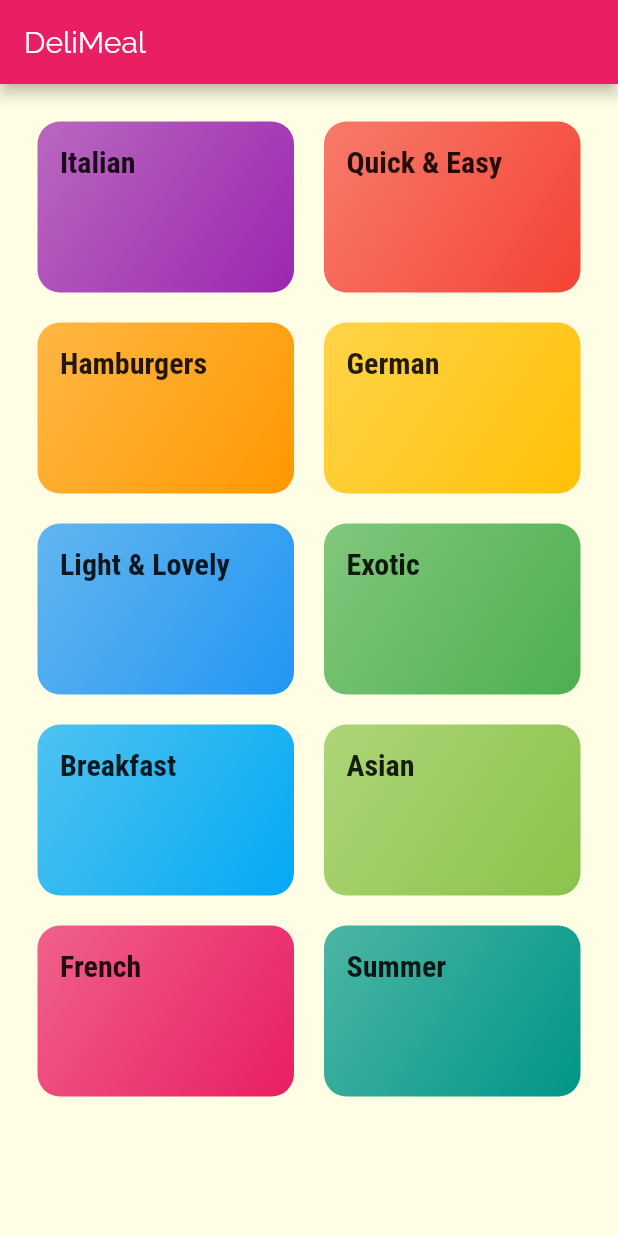
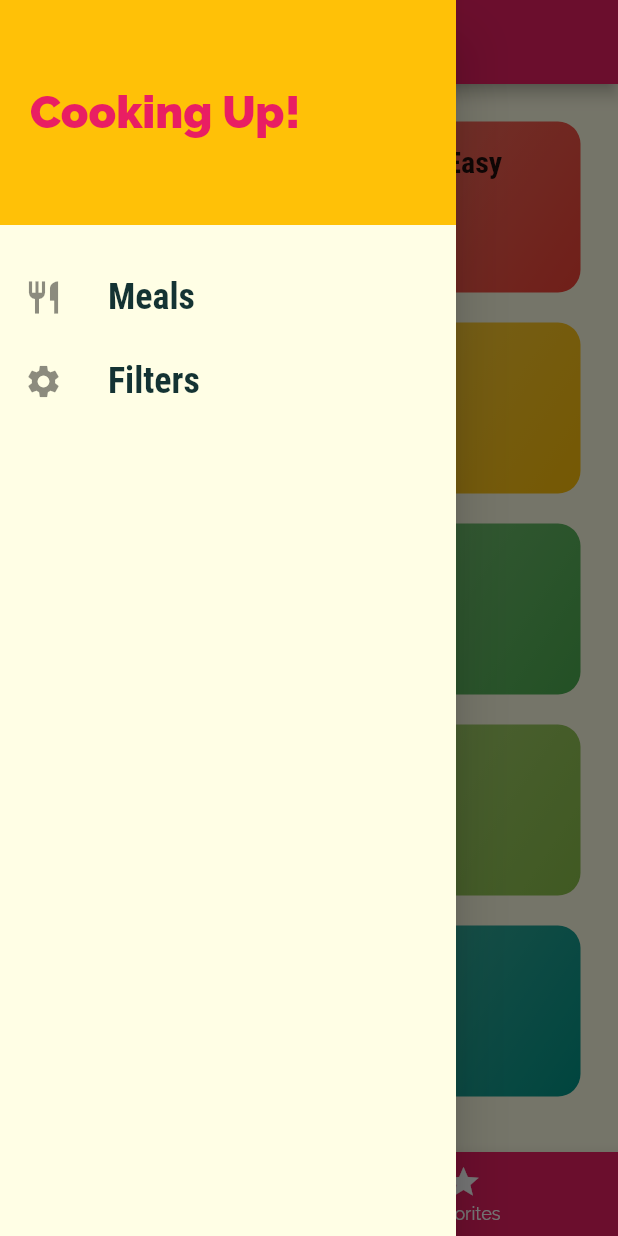
Before and after one commit to rajbhensdadiya/mealApp-Flutter, a Flutter app: the screen it shows after launch, with the side drawer open (before the commit the screen has no drawer), on a phone screen of 412 x 824 dp. Run offline on Flutter 3.47's test engine with Material 2 defaults, Android fonts, the phone set to English and light mode, and no system bars.

Commit message:
add drawer, filters

```diff
--- a/lib/screens/categories_screen.dart
+++ b/lib/screens/categories_screen.dart
@@ -5,11 +5,7 @@ import '../widgets/category_item.dart';
 class CategoriesScreen extends StatelessWidget {
   @override
   Widget build(BuildContext context) {
-    return Scaffold(
-      appBar: AppBar(
-        title: const Text('DeliMeal'),
-      ),
-      body: GridView(
+    return GridView(
       padding: const EdgeInsets.all(25),
       children: DUMMY_CATEGORIES
           .map(
@@ -26,7 +22,6 @@ class CategoriesScreen extends StatelessWidget {
         crossAxisSpacing: 20,
         mainAxisSpacing: 20,
       ),
-      ),
     );
   }
 }
--- /dev/null
+++ b/lib/screens/filters_screen.dart
@@ -0,0 +1,20 @@
+import 'package:flutter/material.dart';
+import '../widgets/main_drawer.dart';
+
+class FiltersScreen extends StatelessWidget {
+  //const FiltersScreen({Key key}) : super(key: key);
+  static const routeName = '/filters';
+
+  @override
+  Widget build(BuildContext context) {
+    return Scaffold(
+      appBar: AppBar(
+        title: Text('Filters!'),
+      ),
+      drawer: MainDrawer(),
+      body: Center(
+        child: Text('Filters!'),
+      ),
+    );
+  }
+}
--- /dev/null
+++ b/lib/screens/tabs_screen.dart
@@ -0,0 +1,61 @@
+import 'package:flutter/material.dart';
+import '../widgets/main_drawer.dart';
+import './favourites_screen.dart';
+import './categories_screen.dart';
+
+class TabsScreen extends StatefulWidget {
+  TabsScreen({Key key}) : super(key: key);
+
+  @override
+  _TabsScreenState createState() => _TabsScreenState();
+}
+
+class _TabsScreenState extends State<TabsScreen> {
+  final List<Map<String, Object>> _pages = [
+    {
+      'page': CategoriesScreen(),
+      'title': 'Categories',
+    },
+    {
+      'page': FavoritesScreen(),
+      'title': 'Favorites',
+    },
+  ];
+  int _selectedPageIndex = 0;
+  void _selectPage(int index) {
+    setState(() {
+      _selectedPageIndex = index;
+    });
+  }
+
+  @override
+  Widget build(BuildContext context) {
+    return Scaffold(
+      appBar: AppBar(
+        title: Text(_pages[_selectedPageIndex]['title']),
+      ),
+      drawer: MainDrawer(),
+      body: _pages[_selectedPageIndex]['page'],
+      bottomNavigationBar: BottomNavigationBar(
+        onTap: _selectPage,
+        backgroundColor: Theme.of(context).primaryColor,
+        unselectedItemColor: Colors.white,
+        selectedItemColor: Theme.of(context).accentColor,
+        currentIndex: _selectedPageIndex,
+        //type: BottomNavigationBarType.shifting,
+        items: [
+          BottomNavigationBarItem(
+            backgroundColor: Theme.of(context).primaryColor,
+            icon: Icon(Icons.category),
+            label: 'Categories',
+          ),
+          BottomNavigationBarItem(
+            backgroundColor: Theme.of(context).primaryColor,
+            icon: Icon(Icons.star),
+            label: 'Favorites',
+          ),
+        ],
+      ),
+    );
+  }
+}
--- /dev/null
+++ b/lib/widgets/main_drawer.dart
@@ -0,0 +1,66 @@
+import 'package:flutter/material.dart';
+import '../screens/filters_screen.dart';
+
+class MainDrawer extends StatelessWidget {
+  //const MainDrawer({Key key}) : super(key: key);
+  Widget buildListTile(String title, IconData icon, Function tapHandler) {
+    return ListTile(
+      leading: Icon(
+        icon,
+        size: 26,
+      ),
+      title: Text(
+        title,
+        style: TextStyle(
+          fontFamily: 'RobotoCondensed',
+          fontSize: 24,
+          fontWeight: FontWeight.bold,
+        ),
+      ),
+      onTap: tapHandler,
+    );
+  }
+
+  @override
+  Widget build(BuildContext context) {
+    return Drawer(
+      child: Column(
+        children: <Widget>[
+          Container(
+            height: 150,
+            width: double.infinity,
+            padding: EdgeInsets.all(20),
+            alignment: Alignment.centerLeft,
+            color: Theme.of(context).accentColor,
+            child: Text(
+              'Cooking Up!',
+              style: TextStyle(
+                fontWeight: FontWeight.w900,
+                fontSize: 30,
+                color: Theme.of(context).primaryColor,
+              ),
+            ),
+          ),
+          SizedBox(
+            height: 20,
+          ),
+          buildListTile(
+            "Meals",
+            Icons.restaurant,
+            () {
+              Navigator.of(context).pushReplacementNamed('/');
+            },
+          ),
+          buildListTile(
+            "Filters",
+            Icons.settings,
+            () {
+              Navigator.of(context)
+                  .pushReplacementNamed(FiltersScreen.routeName);
+            },
+          ),
+        ],
+      ),
+    );
+  }
+}
```
Also changed, not shown: lib/main.dart (+32 -18 lines), lib/screens/favourites_screen.dart (added, +12 -0 lines), lib/screens/meal_detail_screen.dart (+79 -4 lines). Lines whose indentation alone changed are shown as unchanged.
